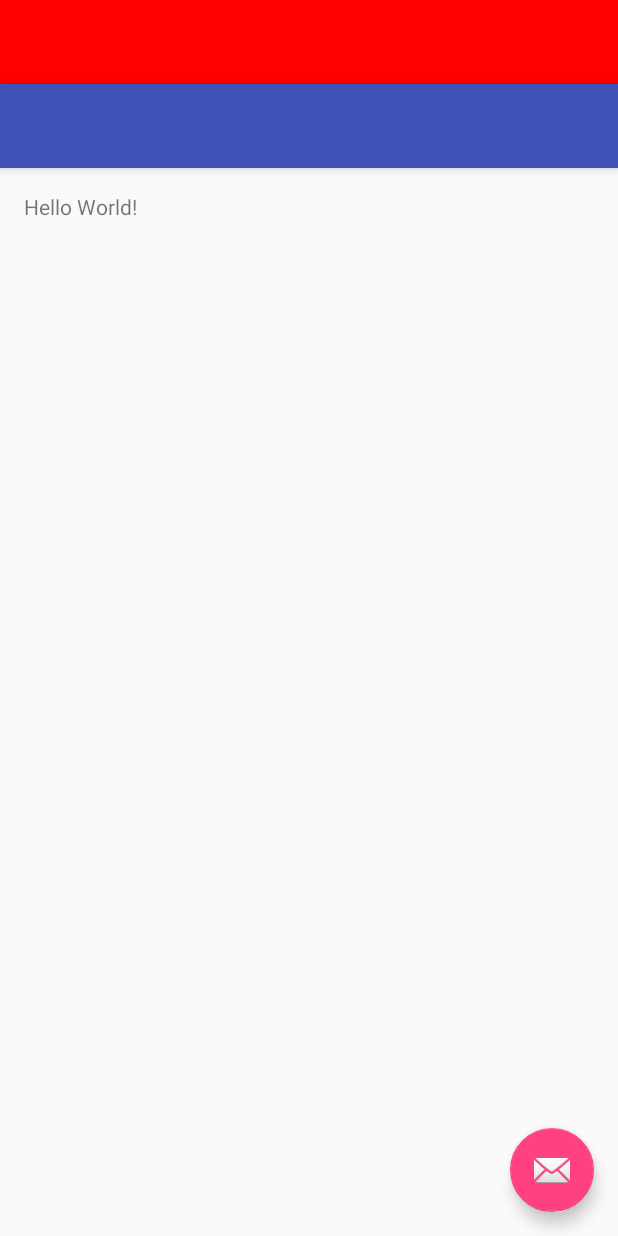
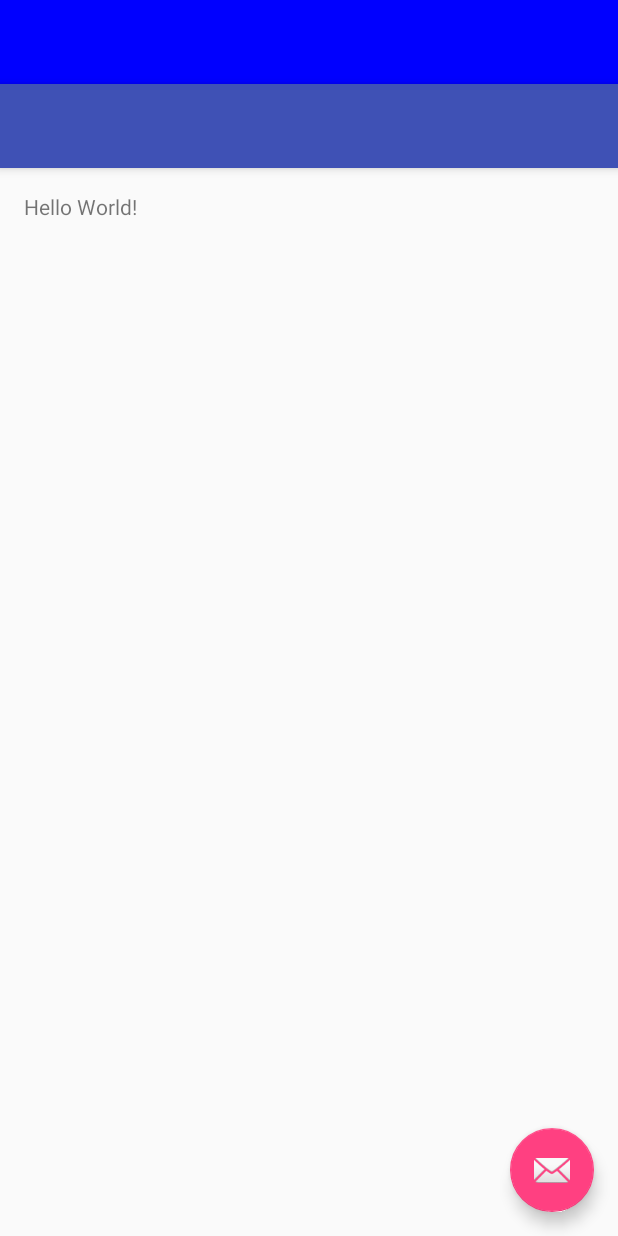
Before and after one commit to tanpuer/SHOW, an Android app: the layout activity_main.xml on its own in the app's theme, with its tools: preview values and no code run, on a phone screen of 412 x 824 dp. Run offline under Robolectric (Android 15) with nearby library versions, the phone set to English and light mode, and no system bars.

Commit message:
模仿Look Look
Summary: None

Test: 在Simulator测试通过

```diff
--- a/app/src/main/res/menu/activity_main_drawer.xml
+++ b/app/src/main/res/menu/activity_main_drawer.xml
@@ -5,19 +5,19 @@
         <item
             android:id="@+id/nav_camera"
             android:icon="@drawable/ic_menu_camera"
-            android:title="Import" />
+            android:title="新闻精选" />
         <item
             android:id="@+id/nav_gallery"
             android:icon="@drawable/ic_menu_gallery"
-            android:title="Gallery" />
+            android:title="轻松一刻" />
         <item
             android:id="@+id/nav_slideshow"
             android:icon="@drawable/ic_menu_slideshow"
-            android:title="Slideshow" />
+            android:title="每日美图" />
         <item
             android:id="@+id/nav_manage"
             android:icon="@drawable/ic_menu_manage"
-            android:title="Tools" />
+            android:title="应用推荐" />
     </group>
 
     <item android:title="Communicate">
@@ -25,11 +25,11 @@
             <item
                 android:id="@+id/nav_share"
                 android:icon="@drawable/ic_menu_share"
-                android:title="Share" />
+                android:title="软件分享" />
             <item
                 android:id="@+id/nav_send"
                 android:icon="@drawable/ic_menu_send"
-                android:title="Send" />
+                android:title="软件关于" />
         </menu>
     </item>
 
--- a/app/src/main/res/values/colors.xml
+++ b/app/src/main/res/values/colors.xml
@@ -1,7 +1,7 @@
 <?xml version="1.0" encoding="utf-8"?>
 <resources>
     <color name="colorPrimary">#3F51B5</color>
-    <color name="colorPrimaryDark">#FF0000</color>
+    <color name="colorPrimaryDark">#0000FF</color>
     <color name="colorAccent">#FF4081</color>
     <color name="loginBackground">#CA1406</color>
     <color name="loginStatus">#FF0000</color>
--- a/build.gradle
+++ b/build.gradle
@@ -6,7 +6,7 @@ buildscript {
     }
     dependencies {
         classpath 'com.android.tools.build:gradle:2.2.3'
-
+        classpath 'com.neenbedankt.gradle.plugins:android-apt:1.8'
         // NOTE: Do not place your application dependencies here; they belong
         // in the individual module build.gradle files
     }
@@ -15,6 +15,7 @@ buildscript {
 allprojects {
     repositories {
         jcenter()
+        maven { url "https://jitpack.io" }
     }
 }
 
```
Also changed, not shown: app/build.gradle (+25 -1 lines), app/src/main/AndroidManifest.xml (+4 -4 lines), app/src/main/java/com/example/chenwei/show/bean/aaa.java (added, +8 -0 lines), app/src/main/java/com/example/chenwei/show/bean/zhihu/ZhihuDailyItem.java (added, +10 -0 lines), app/src/main/java/com/example/chenwei/show/mainPage/MainPage.java (added, +29 -0 lines), app/src/main/java/com/example/chenwei/show/utils/AnimatorUtil.java (added, +43 -0 lines), app/src/main/res/layout/fragment_news.xml (added, +7 -0 lines), app/src/main/res/layout/main_page.xml (added, +13 -0 lines).
